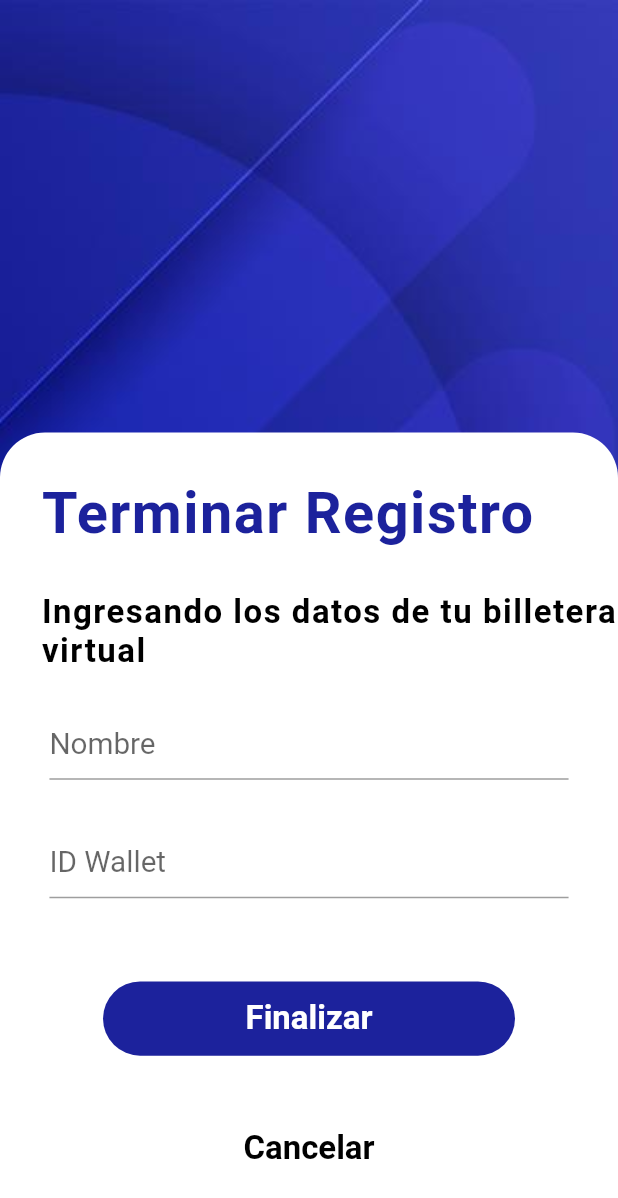
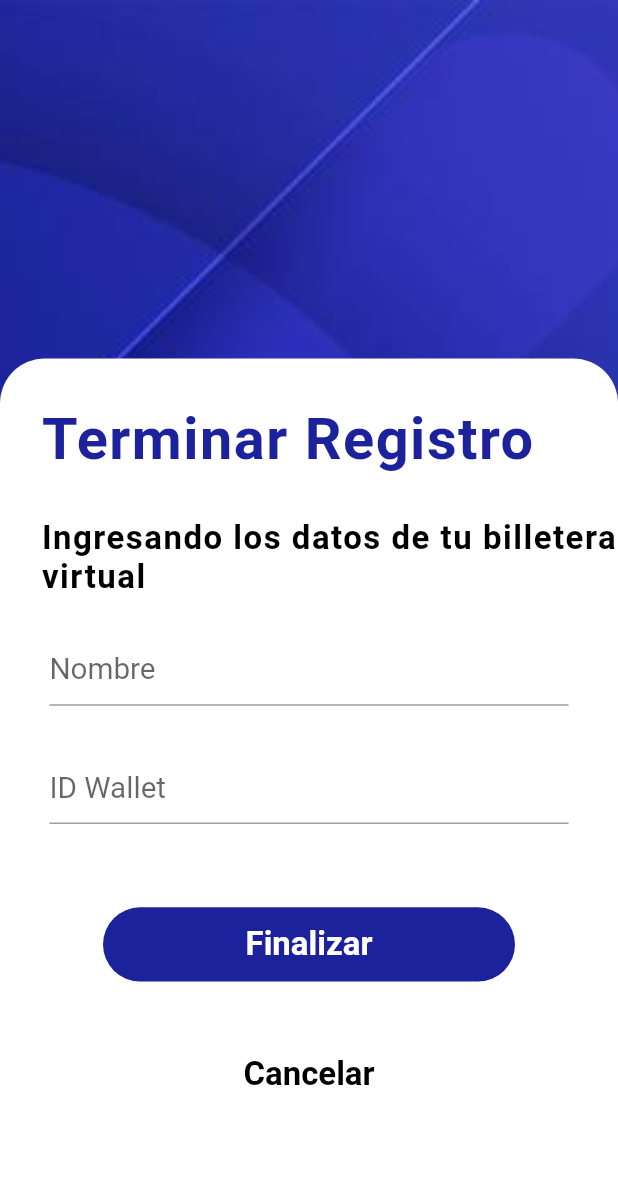
Before and after one commit to marcmacias96/crypto-wallet, a Flutter app: the WalletFormPage screen opened by its route, on a phone screen of 412 x 824 dp. Shown: the top 1198 px of the screen. Run offline on Flutter 3.47's test engine with Material 2 defaults, Android fonts, the phone set to English and light mode, and no system bars; our stand-ins replace animated_splash_screen, auto_route, bloc, cloud_firestore, dartz, firebase_auth and 9 more; missing offline and left inert: flutter_facebook_auth; accounts and stored records are empty.

Commit message:
Horizontal correction

```diff
--- a/lib/presentation/pages/auth/sign_in/widgets/body_login.dart
+++ b/lib/presentation/pages/auth/sign_in/widgets/body_login.dart
@@ -10,7 +10,6 @@ class BodyLogin extends StatelessWidget {
   @override
   Widget build(BuildContext context) {
     return Container(
-      width: 1.sw,
       margin: EdgeInsets.only(top: 0.29.sh),
       decoration: BoxDecoration(
         color: Colors.white,
--- a/lib/presentation/pages/auth/sign_up/widgets/body_signup.dart
+++ b/lib/presentation/pages/auth/sign_up/widgets/body_signup.dart
@@ -10,7 +10,6 @@ class BodySignUp extends StatelessWidget {
   @override
   Widget build(BuildContext context) {
     return Container(
-      width: 1.sw,
       margin: EdgeInsets.only(top: 0.29.sh),
       decoration: BoxDecoration(
         color: Colors.white,
--- a/lib/presentation/pages/auth/widgets/background_start.dart
+++ b/lib/presentation/pages/auth/widgets/background_start.dart
@@ -8,8 +8,8 @@ class BackgroundStart extends StatelessWidget {
   Widget build(BuildContext context) {
     return Image.asset(
         'assets/img/brackground.png',
-      height: 0.6.sh,
-      width: 1.sw,
+      height: 0.9.sh,
+      width: 3.sw,
       fit: BoxFit.cover,
     );
   }
--- a/lib/presentation/pages/wallet/wallet_form/widgets/body_wallet_form.dart
+++ b/lib/presentation/pages/wallet/wallet_form/widgets/body_wallet_form.dart
@@ -15,10 +15,7 @@ class BodyWalletForm extends StatelessWidget {
   Widget build(BuildContext context) {
     return SingleChildScrollView(
       child: Container(
-        width: 1.sw ,
-        margin: EdgeInsets.only(
-            top: 0.35.sh
-        ),
+        margin: EdgeInsets.only(top: 0.29.sh),
         decoration: BoxDecoration(
           color: Colors.white,
           borderRadius: BorderRadius.circular(30),
--- a/lib/presentation/pages/welcome/welcome1_page.dart
+++ b/lib/presentation/pages/welcome/welcome1_page.dart
@@ -21,6 +21,7 @@ class Welcome1Page extends StatelessWidget {
             fit: BoxFit.cover,
           )
       ),
+      child: Center(
         child: Scaffold(
           backgroundColor: Colors.transparent,
           body: Stack(
@@ -28,7 +29,7 @@ class Welcome1Page extends StatelessWidget {
             children: [
               SingleChildScrollView(
                 child: Container(
-                width: 1.sw,
+                  //width: 1.sw,
                   margin: EdgeInsets.only(
                       top: 0.15.sh,
 
@@ -79,6 +80,7 @@ class Welcome1Page extends StatelessWidget {
             ],
           ),
         ),
+      ),
     );
   }
 }
--- a/lib/presentation/pages/welcome/welcome2_page.dart
+++ b/lib/presentation/pages/welcome/welcome2_page.dart
@@ -26,7 +26,7 @@ class Welcome2Page extends StatelessWidget {
           children: [
             SingleChildScrollView(
               child: Container(
-                width: 1.sw,
+                //width: 1.sw,
                 margin: EdgeInsets.only(
                     top: 0.05.sh,
 
```
Lines whose indentation alone changed are shown as unchanged.
